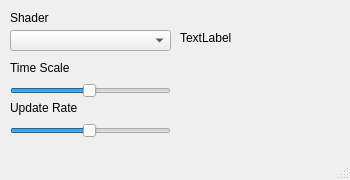
Old version of the form main.ui in the repository elizabwth/win-shader-wallpaper.
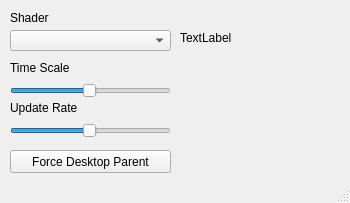
New version of the form.

Commit message: add "force behind icons" button

Patch:
```diff
--- a/main.ui
+++ b/main.ui
@@ -7,7 +7,7 @@
     <x>0</x>
     <y>0</y>
     <width>350</width>
-    <height>180</height>
+    <height>203</height>
    </rect>
   </property>
   <property name="windowTitle">
@@ -170,6 +170,19 @@
      <string/>
     </property>
    </widget>
+   <widget class="QPushButton" name="forceButton">
+    <property name="geometry">
+     <rect>
+      <x>10</x>
+      <y>150</y>
+      <width>161</width>
+      <height>23</height>
+     </rect>
+    </property>
+    <property name="text">
+     <string>Force Desktop Parent</string>
+    </property>
+   </widget>
   </widget>
   <widget class="QStatusBar" name="statusbar"/>
  </widget>
```
The commit also changes 2 other files.
